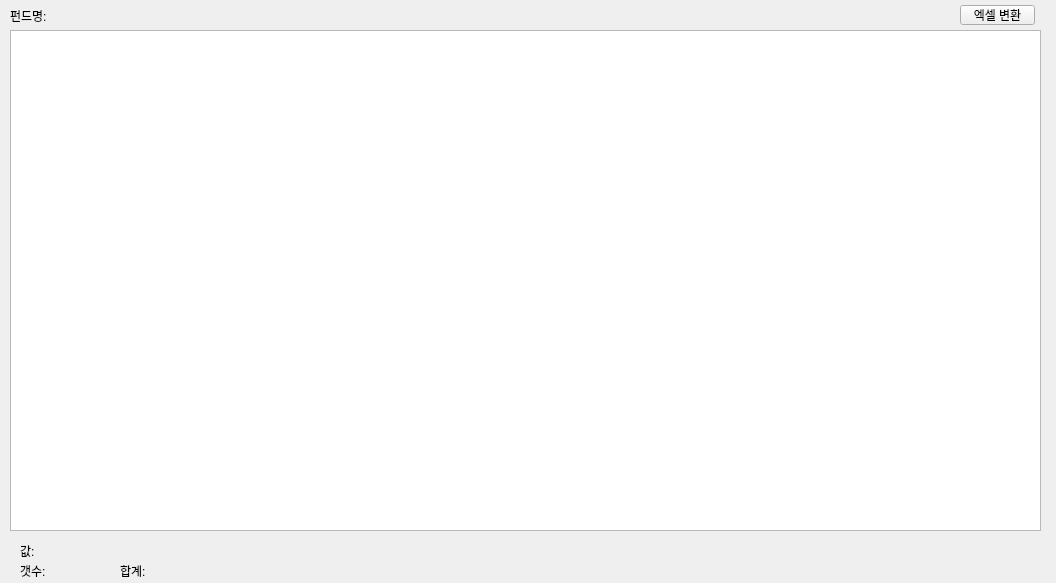
Before: the Qt Designer form pythonProject1/windowList.ui in ainesof/study_python, drawn with Qt 5.
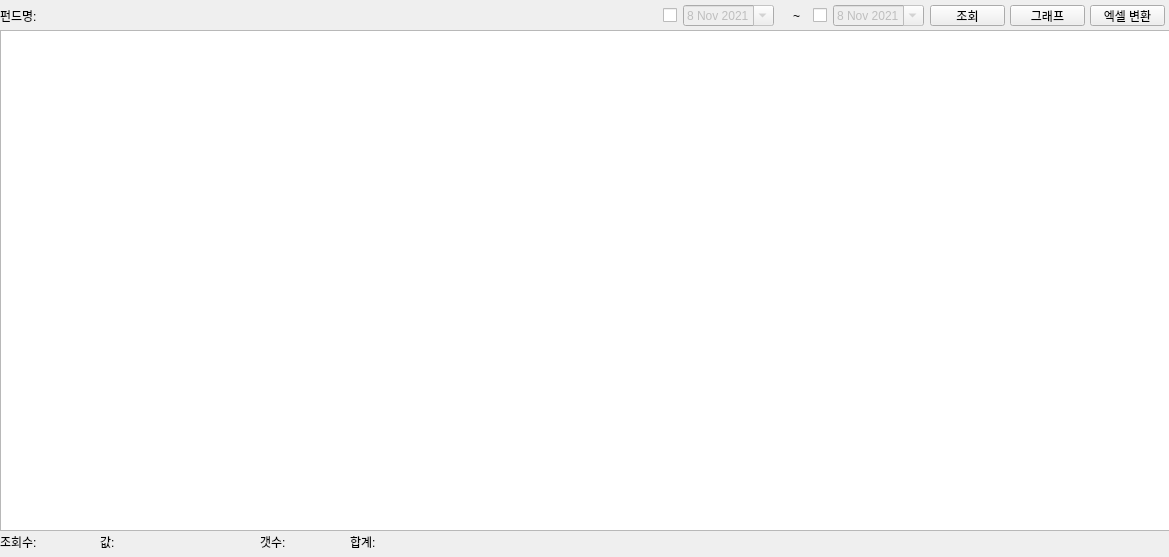
After: the same form once the commit is applied.

Patch:
```diff
--- a/pythonProject1/windowList.ui
+++ b/pythonProject1/windowList.ui
@@ -6,8 +6,8 @@
    <rect>
     <x>0</x>
     <y>0</y>
-    <width>1056</width>
-    <height>583</height>
+    <width>1169</width>
+    <height>557</height>
    </rect>
   </property>
   <property name="windowTitle">
@@ -17,9 +17,9 @@
    <widget class="QTableWidget" name="tab3_win1tableWidget">
     <property name="geometry">
      <rect>
-      <x>10</x>
+      <x>0</x>
       <y>30</y>
-      <width>1031</width>
+      <width>1171</width>
       <height>501</height>
      </rect>
     </property>
@@ -36,7 +36,7 @@
    <widget class="QLabel" name="tab3_win1label">
     <property name="geometry">
      <rect>
-      <x>10</x>
+      <x>0</x>
       <y>6</y>
       <width>41</width>
       <height>20</height>
@@ -49,7 +49,7 @@
    <widget class="QLabel" name="tab3_win1label_2">
     <property name="geometry">
      <rect>
-      <x>70</x>
+      <x>40</x>
       <y>6</y>
       <width>401</width>
       <height>20</height>
@@ -65,10 +65,10 @@
    <widget class="QPushButton" name="tab3_win1pushButton">
     <property name="geometry">
      <rect>
-      <x>960</x>
+      <x>1090</x>
       <y>5</y>
       <width>75</width>
-      <height>20</height>
+      <height>21</height>
      </rect>
     </property>
     <property name="text">
@@ -78,9 +78,9 @@
    <widget class="QLabel" name="tab3_win1label_4">
     <property name="geometry">
      <rect>
-      <x>60</x>
-      <y>540</y>
-      <width>221</width>
+      <x>120</x>
+      <y>531</y>
+      <width>131</width>
       <height>21</height>
      </rect>
     </property>
@@ -94,8 +94,8 @@
    <widget class="QLabel" name="tab3_win1label_6">
     <property name="geometry">
      <rect>
-      <x>60</x>
-      <y>560</y>
+      <x>290</x>
+      <y>531</y>
       <width>51</width>
       <height>21</height>
      </rect>
@@ -110,9 +110,9 @@
    <widget class="QLabel" name="tab3_win1label_3">
     <property name="geometry">
      <rect>
-      <x>20</x>
-      <y>540</y>
-      <width>41</width>
+      <x>100</x>
+      <y>531</y>
+      <width>21</width>
       <height>21</height>
      </rect>
     </property>
@@ -123,9 +123,9 @@
    <widget class="QLabel" name="tab3_win1label_7">
     <property name="geometry">
      <rect>
-      <x>120</x>
-      <y>560</y>
-      <width>41</width>
+      <x>350</x>
+      <y>531</y>
+      <width>31</width>
       <height>21</height>
      </rect>
     </property>
@@ -136,8 +136,8 @@
    <widget class="QLabel" name="tab3_win1label_8">
     <property name="geometry">
      <rect>
-      <x>160</x>
-      <y>560</y>
+      <x>380</x>
+      <y>531</y>
       <width>141</width>
       <height>21</height>
      </rect>
@@ -152,9 +152,9 @@
    <widget class="QLabel" name="tab3_win1label_5">
     <property name="geometry">
      <rect>
-      <x>20</x>
-      <y>560</y>
-      <width>41</width>
+      <x>260</x>
+      <y>531</y>
+      <width>31</width>
       <height>21</height>
      </rect>
     </property>
@@ -162,6 +162,192 @@
      <string>갯수:</string>
     </property>
    </widget>
+   <widget class="QLabel" name="tab3_win1label_9">
+    <property name="geometry">
+     <rect>
+      <x>1095</x>
+      <y>532</y>
+      <width>71</width>
+      <height>20</height>
+     </rect>
+    </property>
+    <property name="font">
+     <font>
+      <family>-윤고딕110</family>
+      <pointsize>8</pointsize>
+     </font>
+    </property>
+    <property name="autoFillBackground">
+     <bool>true</bool>
+    </property>
+    <property name="text">
+     <string/>
+    </property>
+    <property name="alignment">
+     <set>Qt::AlignRight|Qt::AlignTrailing|Qt::AlignVCenter</set>
+    </property>
+   </widget>
+   <widget class="QPushButton" name="tab3_win1pushButton_2">
+    <property name="geometry">
+     <rect>
+      <x>1010</x>
+      <y>5</y>
+      <width>75</width>
+      <height>21</height>
+     </rect>
+    </property>
+    <property name="text">
+     <string>그래프</string>
+    </property>
+   </widget>
+   <widget class="QLabel" name="tab3_win1label_10">
+    <property name="geometry">
+     <rect>
+      <x>50</x>
+      <y>531</y>
+      <width>41</width>
+      <height>21</height>
+     </rect>
+    </property>
+    <property name="font">
+     <font>
+      <family>굴림</family>
+      <pointsize>9</pointsize>
+     </font>
+    </property>
+    <property name="autoFillBackground">
+     <bool>true</bool>
+    </property>
+    <property name="text">
+     <string/>
+    </property>
+    <property name="alignment">
+     <set>Qt::AlignLeading|Qt::AlignLeft|Qt::AlignVCenter</set>
+    </property>
+   </widget>
+   <widget class="QLabel" name="tab3_win1label_11">
+    <property name="geometry">
+     <rect>
+      <x>0</x>
+      <y>531</y>
+      <width>41</width>
+      <height>21</height>
+     </rect>
+    </property>
+    <property name="text">
+     <string>조회수:</string>
+    </property>
+   </widget>
+   <widget class="QCheckBox" name="tab3_win1checkBox_2">
+    <property name="geometry">
+     <rect>
+      <x>813</x>
+      <y>5</y>
+      <width>16</width>
+      <height>21</height>
+     </rect>
+    </property>
+    <property name="text">
+     <string/>
+    </property>
+   </widget>
+   <widget class="QCheckBox" name="tab3_win1checkBox">
+    <property name="geometry">
+     <rect>
+      <x>663</x>
+      <y>5</y>
+      <width>16</width>
+      <height>21</height>
+     </rect>
+    </property>
+    <property name="text">
+     <string/>
+    </property>
+   </widget>
+   <widget class="QDateEdit" name="tab3_win1dateEdit_2">
+    <property name="enabled">
+     <bool>false</bool>
+    </property>
+    <property name="geometry">
+     <rect>
+      <x>833</x>
+      <y>5</y>
+      <width>91</width>
+      <height>21</height>
+     </rect>
+    </property>
+    <property name="dateTime">
+     <datetime>
+      <hour>0</hour>
+      <minute>0</minute>
+      <second>0</second>
+      <year>2021</year>
+      <month>11</month>
+      <day>8</day>
+     </datetime>
+    </property>
+    <property name="currentSection">
+     <enum>QDateTimeEdit::DaySection</enum>
+    </property>
+    <property name="calendarPopup">
+     <bool>true</bool>
+    </property>
+   </widget>
+   <widget class="QDateEdit" name="tab3_win1dateEdit">
+    <property name="enabled">
+     <bool>false</bool>
+    </property>
+    <property name="geometry">
+     <rect>
+      <x>683</x>
+      <y>5</y>
+      <width>91</width>
+      <height>21</height>
+     </rect>
+    </property>
+    <property name="dateTime">
+     <datetime>
+      <hour>0</hour>
+      <minute>0</minute>
+      <second>0</second>
+      <year>2021</year>
+      <month>11</month>
+      <day>8</day>
+     </datetime>
+    </property>
+    <property name="currentSection">
+     <enum>QDateTimeEdit::DaySection</enum>
+    </property>
+    <property name="calendarPopup">
+     <bool>true</bool>
+    </property>
+   </widget>
+   <widget class="QLabel" name="tab3_win1label_12">
+    <property name="geometry">
+     <rect>
+      <x>793</x>
+      <y>5</y>
+      <width>16</width>
+      <height>21</height>
+     </rect>
+    </property>
+    <property name="text">
+     <string>~</string>
+    </property>
+   </widget>
+   <widget class="QPushButton" name="tab3_win1pushButton_3">
+    <property name="geometry">
+     <rect>
+      <x>930</x>
+      <y>5</y>
+      <width>75</width>
+      <height>21</height>
+     </rect>
+    </property>
+    <property name="text">
+     <string>조회</string>
+    </property>
+   </widget>
   </widget>
  </widget>
  <resources/>
```
